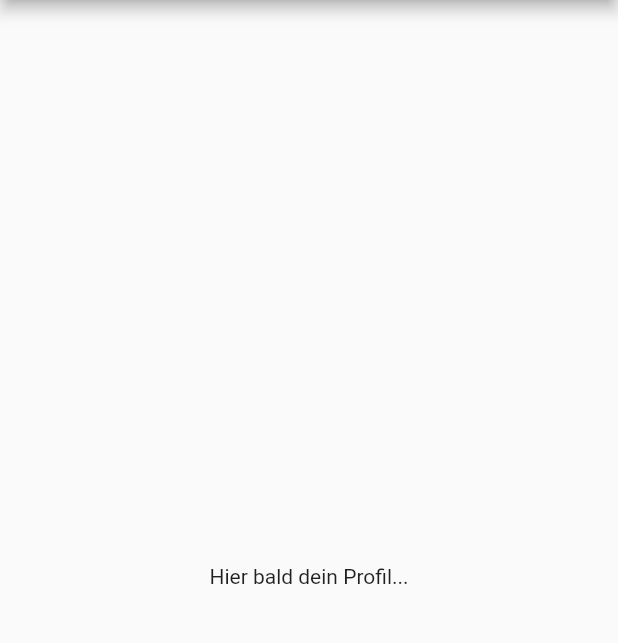
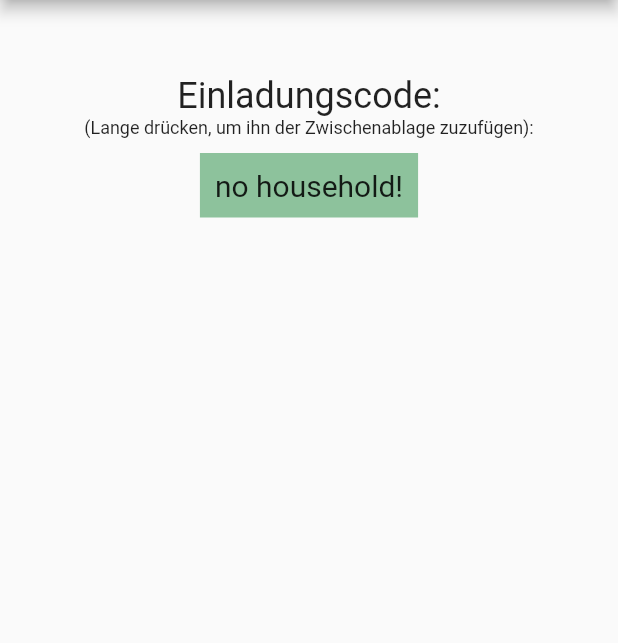
Before and after one commit to tenbuschs/tenki, a Flutter app: the MyTenki screen opened directly, on a phone screen of 412 x 824 dp, the part 84-727 px from its top. Run offline on Flutter 3.47's test engine with Material 2 defaults, Android fonts, the phone set to English and light mode, and no system bars; our stand-ins replace camera, cloud_firestore, firebase_auth, firebase_core; missing offline and left inert: flutter_barcode_scanner; accounts and stored records are empty.

Commit message:
household update
code in profile
storage and locationMap with household id

```diff
--- a/lib/profile_page.dart
+++ b/lib/profile_page.dart
@@ -1,6 +1,8 @@
-
 import 'package:flutter/material.dart';
+import 'package:tenki/tenki_material/tenki_colors.dart';
 import 'tenki_material/appbars.dart';
+import 'firestore_interface.dart';
+import 'package:flutter/services.dart'; //copy to clipboard
 
 class MyTenki extends StatefulWidget {
   const MyTenki({Key? key}) : super(key: key);
@@ -10,14 +12,66 @@ class MyTenki extends StatefulWidget {
 }
 
 class _MyTenkiState extends State<MyTenki> {
+  String? householdId; // declare a variable to hold the household ID
+
+  @override
+  void initState() {
+    super.initState();
+    _loadData(); // call a function to load the household ID
+  }
+
+  Future<void> _loadData() async {
+    DatabaseInterface dbInterface = DatabaseInterface();
+    String? hid =
+        await dbInterface.getHouseholdId(); // call the getHouseholdId function
+    setState(() {
+      householdId =
+          hid; // update the householdId variable with the value returned by the function
+    });
+  }
+
+  void _copyToClipboard(String text) {
+    Clipboard.setData(ClipboardData(text: text));
+    ScaffoldMessenger.of(context).showSnackBar(
+      const SnackBar(content: Text('Code wurde in Zwischenablage kopiert')),
+    );
+  }
+
   @override
   Widget build(BuildContext context) {
     return Scaffold(
-        appBar: AppBars.dropdownAppBar("Mein TENKI", context),
-      body: const Center(child: Text("Hier bald dein Profil..."))
+      appBar: AppBars.dropdownAppBar("Mein TENKI", context),
+      body: Center(
+        child: Column(
+          children: [
+            const SizedBox(height: 50),
+            const Text(
+              "Einladungscode:",
+              style: TextStyle(fontSize: 24),
+            ),
+            const Text(
+              "(Lange drücken, um ihn der Zwischenablage zuzufügen):",
+              style: TextStyle(fontSize: 12),
+            ),
+            const SizedBox(height: 10),
+            GestureDetector(
+              child: Container(
+                color: TenkiColor1(),
+                padding: const EdgeInsets.all(10),
+                child: Text(
+                  householdId ?? 'Loading...',
+                  style: const TextStyle(fontSize: 20),
+                ),
+              ),
+              onLongPress: () {
+                if (householdId != null) {
+                  _copyToClipboard(householdId!);
+                }
+              },
+            ),
+          ],
+        ),
+      ),
     );
-
-
-
   }
 }
--- a/lib/verify.dart
+++ b/lib/verify.dart
@@ -68,12 +68,6 @@ class _VerifyPageState extends State<VerifyPage> {
 
     if (user!.emailVerified) {
       timer.cancel();
-      // Create database interface instance
-      DatabaseInterface dbInterface = DatabaseInterface();
-      // Add example data map for current user
-      dbInterface.addExampleDataMap();
-      dbInterface.addExampleLocationMap();
-
 
       Navigator.of(context).pushReplacement(
         MaterialPageRoute(builder: (context) => const LoginPage()),
```
Also changed, not shown: lib/firestore_interface.dart (+96 -49 lines), lib/household.dart (+22 -11 lines), lib/household_create.dart (+6 -10 lines), lib/login_register_page.dart (+14 -44 lines), lib/shopping-list_tab.dart (+6 -3 lines), lib/storage_tab.dart (+61 -51 lines).
